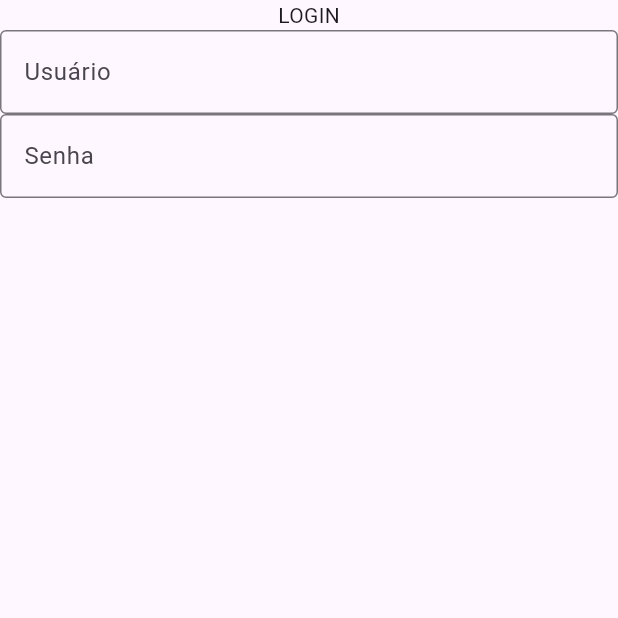
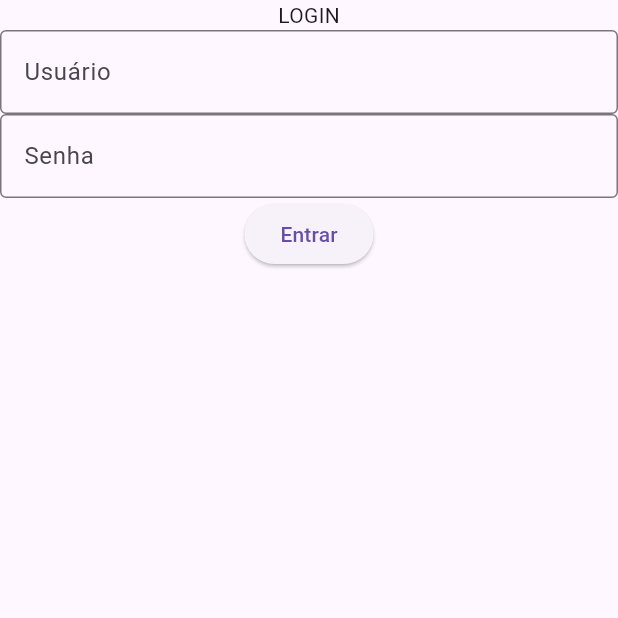
Before and after one commit to MislaLuna/tasknavigationmobile, a Flutter app: the screen it shows after launch, on a phone screen of 412 x 824 dp, the top half of it. Run offline on Flutter 3.47's test engine with Material 3 defaults, Android fonts, the phone set to English and light mode, and no system bars.

Commit message:
fiz um novo projeto mobile

```diff
--- a/lib/Pages/login.dart
+++ b/lib/Pages/login.dart
@@ -21,15 +21,16 @@ class _LoginState extends State<Login> {
             ),
           ),
 
-
-
           TextField(
-              obscureText: true,
-              decoration: InputDecoration(
-              border: OutlineInputBorder(),
-              labelText: "Senha",
+            obscureText: true,
+            decoration: InputDecoration(
+            border: OutlineInputBorder(),
+            labelText: "Senha",
             ),
       ),
+
+          ElevatedButton(onPressed: (){}, child: Text("Entrar"),)
+
 
 
         ],
```
